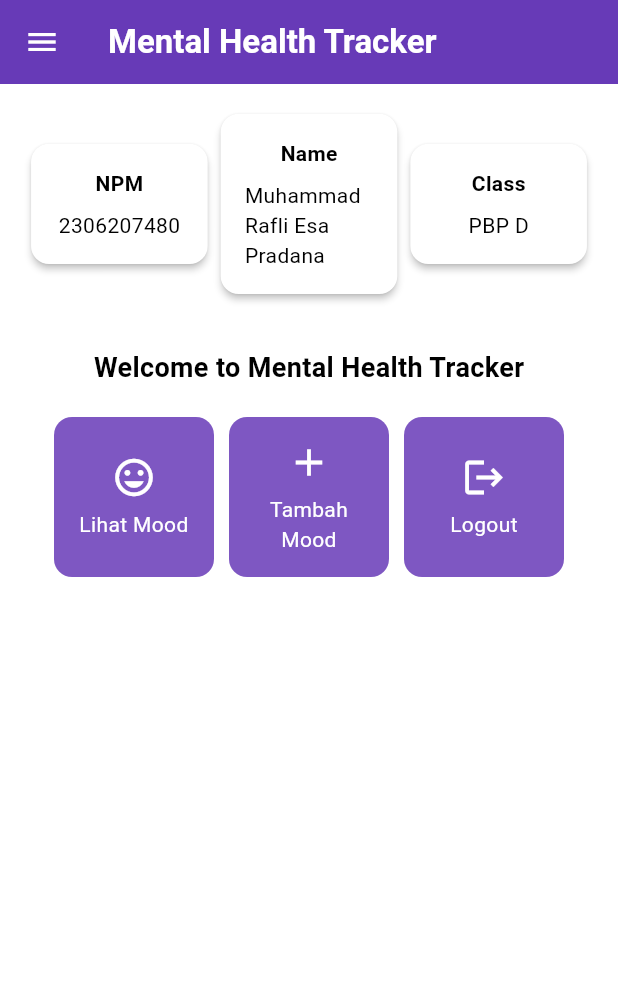
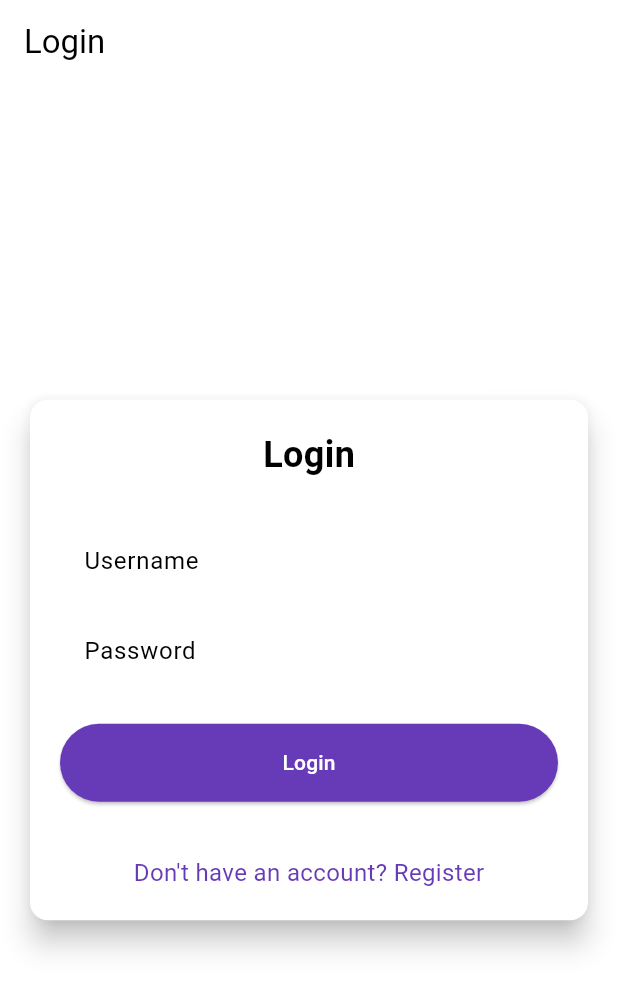
Before and after one commit to rafliesa/mental-health-tracker-mobile, a Flutter app: the screen it shows after launch, on a phone screen of 412 x 824 dp. Shown: the top 991 px of the screen. Run offline on Flutter 3.47's test engine with Material 3 defaults, Android fonts, the phone set to English and light mode, and no system bars; missing offline and left inert: pbp_django_auth.

Commit message:
finishing tutorial 8

```diff
--- /dev/null
+++ b/devtools_options.yaml
@@ -0,0 +1,3 @@
+description: This file stores settings for Dart & Flutter DevTools.
+documentation: https://docs.flutter.dev/tools/devtools/extensions#configure-extension-enablement-states
+extensions:
--- a/lib/main.dart
+++ b/lib/main.dart
@@ -1,5 +1,7 @@
 import 'package:flutter/material.dart';
-import 'package:mental_health_tracker/screens/menu.dart';
+import 'package:pbp_django_auth/pbp_django_auth.dart';
+import 'package:provider/provider.dart';
+import 'package:mental_health_tracker/screens/login.dart';
 
 
 void main() {
@@ -9,33 +11,23 @@ void main() {
 class MyApp extends StatelessWidget {
   const MyApp({super.key});
 
-  // This widget is the root of your application.
   @override
   Widget build(BuildContext context) {
-    return MaterialApp(
-      title: 'Flutter Demo',
-      theme: ThemeData(
-        // This is the theme of your application.
-        //
-        // TRY THIS: Try running your application with "flutter run". You'll see
-        // the application has a purple toolbar. Then, without quitting the app,
-        // try changing the seedColor in the colorScheme below to Colors.green
-        // and then invoke "hot reload" (save your changes or press the "hot
-        // reload" button in a Flutter-supported IDE, or press "r" if you used
-        // the command line to start the app).
-        //
-        // Notice that the counter didn't reset back to zero; the application
-        // state is not lost during the reload. To reset the state, use hot
-        // restart instead.
-        //
-        // This works for code too, not just values: Most code changes can be
-        // tested with just a hot reload.
-         colorScheme: ColorScheme.fromSwatch(
-              primarySwatch: Colors.deepPurple,
-              ).copyWith(secondary: Colors.deepPurple[400]),
-        useMaterial3: true,
+    return Provider(
+      create: (_) {
+        CookieRequest request = CookieRequest();
+        return request;
+      },
+      child: MaterialApp(
+        title: 'Mental Health Tracker',
+        theme: ThemeData(
+          useMaterial3: true,
+          colorScheme: ColorScheme.fromSwatch(
+            primarySwatch: Colors.deepPurple,
+          ).copyWith(secondary: Colors.deepPurple[400]),
+        ),
+        home: const LoginPage(),
       ),
-      home: MyHomePage(),
     );
   }
 }
--- /dev/null
+++ b/lib/screens/login.dart
@@ -0,0 +1,181 @@
+import 'package:mental_health_tracker/screens/menu.dart';
+import 'package:flutter/material.dart';
+import 'package:pbp_django_auth/pbp_django_auth.dart';
+import 'package:provider/provider.dart';
+import 'package:mental_health_tracker/screens/register.dart';
+
+void main() {
+  runApp(const LoginApp());
+}
+
+class LoginApp extends StatelessWidget {
+  const LoginApp({super.key});
+
+  @override
+  Widget build(BuildContext context) {
+    return MaterialApp(
+      title: 'Login',
+      theme: ThemeData(
+        useMaterial3: true,
+        colorScheme: ColorScheme.fromSwatch(
+          primarySwatch: Colors.deepPurple,
+        ).copyWith(secondary: Colors.deepPurple[400]),
+      ),
+      home: const LoginPage(),
+    );
+  }
+}
+
+class LoginPage extends StatefulWidget {
+  const LoginPage({super.key});
+
+  @override
+  State<LoginPage> createState() => _LoginPageState();
+}
+
+class _LoginPageState extends State<LoginPage> {
+  final TextEditingController _usernameController = TextEditingController();
+  final TextEditingController _passwordController = TextEditingController();
+
+  @override
+  Widget build(BuildContext context) {
+    final request = context.watch<CookieRequest>();
+
+    return Scaffold(
+      appBar: AppBar(
+        title: const Text('Login'),
+      ),
+      body: Center(
+        child: SingleChildScrollView(
+          padding: const EdgeInsets.all(16.0),
+          child: Card(
+            elevation: 8,
+            shape: RoundedRectangleBorder(
+              borderRadius: BorderRadius.circular(12.0),
+            ),
+            child: Padding(
+              padding: const EdgeInsets.all(20.0),
+              child: Column(
+                mainAxisSize: MainAxisSize.min,
+                children: [
+                  const Text(
+                    'Login',
+                    style: TextStyle(
+                      fontSize: 24.0,
+                      fontWeight: FontWeight.bold,
+                    ),
+                  ),
+                  const SizedBox(height: 30.0),
+                  TextField(
+                    controller: _usernameController,
+                    decoration: const InputDecoration(
+                      labelText: 'Username',
+                      hintText: 'Enter your username',
+                      border: OutlineInputBorder(
+                        borderRadius: BorderRadius.all(Radius.circular(12.0)),
+                      ),
+                      contentPadding:
+                          EdgeInsets.symmetric(horizontal: 12.0, vertical: 8.0),
+                    ),
+                  ),
+                  const SizedBox(height: 12.0),
+                  TextField(
+                    controller: _passwordController,
+                    decoration: const InputDecoration(
+                      labelText: 'Password',
+                      hintText: 'Enter your password',
+                      border: OutlineInputBorder(
+                        borderRadius: BorderRadius.all(Radius.circular(12.0)),
+                      ),
+                      contentPadding:
+                          EdgeInsets.symmetric(horizontal: 12.0, vertical: 8.0),
+                    ),
+                    obscureText: true,
+                  ),
+                  const SizedBox(height: 24.0),
+                  ElevatedButton(
+                    onPressed: () async {
+                      String username = _usernameController.text;
+                      String password = _passwordController.text;
+
+                      // Cek kredensial
+                      // TODO: Ganti URL dan jangan lupa tambahkan trailing slash (/) di akhir URL!
+                      // Untuk menyambungkan Android emulator dengan Django pada localhost,
+                      // gunakan URL http://10.0.2.2/
+                      final response = await request
+                          .login("http://127.0.0.1:8000/auth/login/", {
+                        'username': username,
+                        'password': password,
+                      });
+
+                      if (request.loggedIn) {
+                        String message = response['message'];
+                        String uname = response['username'];
+                        if (context.mounted) {
+                          Navigator.pushReplacement(
+                            context,
+                            MaterialPageRoute(
+                                builder: (context) => MyHomePage()),
+                          );
+                          ScaffoldMessenger.of(context)
+                            ..hideCurrentSnackBar()
+                            ..showSnackBar(
+                              SnackBar(
+                                  content:
+                                      Text("$message Selamat datang, $uname.")),
+                            );
+                        }
+                      } else {
+                        if (context.mounted) {
+                          showDialog(
+                            context: context,
+                            builder: (context) => AlertDialog(
+                              title: const Text('Login Gagal'),
+                              content: Text(response['message']),
+                              actions: [
+                                TextButton(
+                                  child: const Text('OK'),
+                                  onPressed: () {
+                                    Navigator.pop(context);
+                                  },
+                                ),
+                              ],
+                            ),
+                          );
+                        }
+                      }
+                    },
+                    style: ElevatedButton.styleFrom(
+                      foregroundColor: Colors.white,
+                      minimumSize: Size(double.infinity, 50),
+                      backgroundColor: Theme.of(context).colorScheme.primary,
+                      padding: const EdgeInsets.symmetric(vertical: 16.0),
+                    ),
+                    child: const Text('Login'),
+                  ),
+                  const SizedBox(height: 36.0),
+                  GestureDetector(
+                    onTap: () {
+                      Navigator.push(
+                        context,
+                        MaterialPageRoute(
+                            builder: (context) => const RegisterPage()),
+                      );
+                    },
+                    child: Text(
+                      'Don\'t have an account? Register',
+                      style: TextStyle(
+                        color: Theme.of(context).colorScheme.primary,
+                        fontSize: 16.0,
+                      ),
+                    ),
+                  ),
+                ],
+              ),
+            ),
+          ),
+        ),
+      ),
+    );
+  }
+}
--- a/pubspec.yaml
+++ b/pubspec.yaml
@@ -35,6 +35,9 @@ dependencies:
   # The following adds the Cupertino Icons font to your application.
   # Use with the CupertinoIcons class for iOS style icons.
   cupertino_icons: ^1.0.8
+  provider: ^6.1.2
+  pbp_django_auth: ^0.4.0
+  http: ^1.2.2
 
 dev_dependencies:
   flutter_test:
```
Also changed, not shown: lib/models/mood_entry.dart (added, +65 -0 lines), lib/screens/list_moodentry.dart (added, +91 -0 lines), lib/screens/moodentry_form.dart (+39 -30 lines), lib/screens/register.dart (added, +166 -0 lines), lib/widgets/left_drawer.dart (+13 -0 lines), lib/widgets/mood_card.dart (+38 -2 lines), pubspec.lock, 2 other files.
